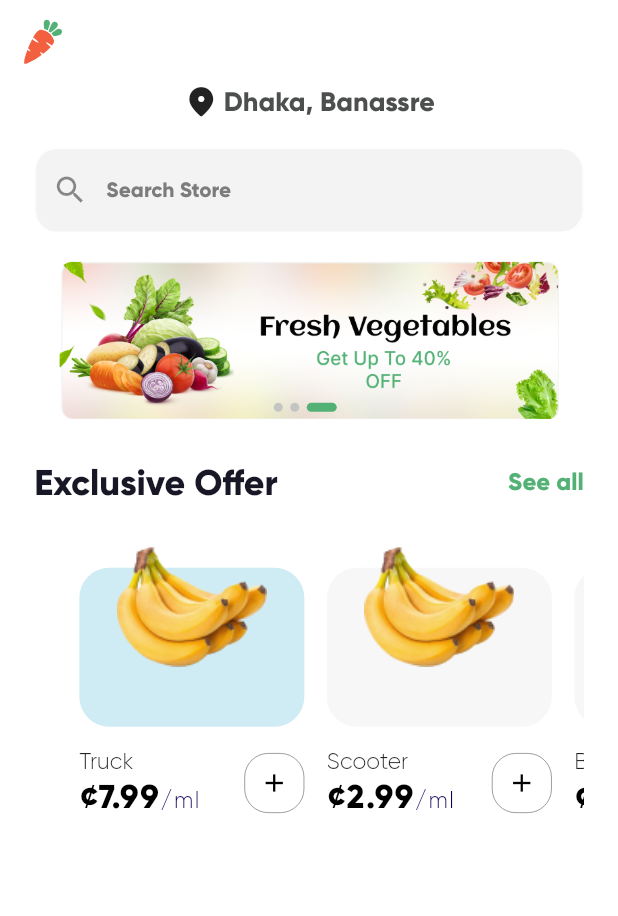
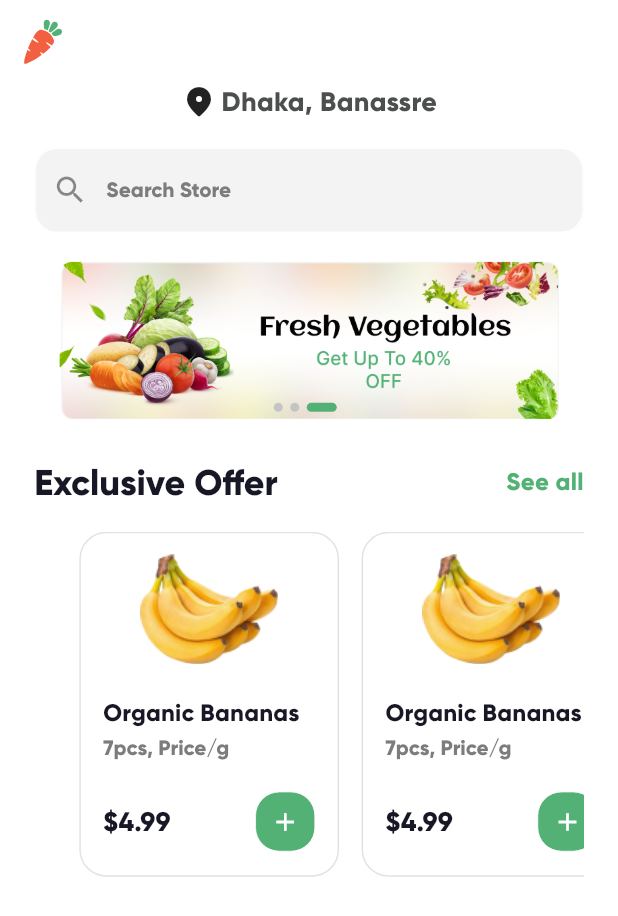
Before and after one commit to cr34t1ve/food_app, a Flutter app: the screen it shows after launch, on a phone screen of 412 x 824 dp. Shown: the top 916 px of the screen. Run offline on Flutter 3.47's test engine with Material 2 defaults, Android fonts, the phone set to English and light mode, and no system bars; our stand-ins replace flutter_svg.

Commit message:
quick order card edited

```diff
--- a/lib/components/quickOrderCard.dart
+++ b/lib/components/quickOrderCard.dart
@@ -1,4 +1,5 @@
 import 'package:flutter/material.dart';
+import 'package:food_app/utils/size_config.dart';
 
 class QuickOrderCard extends StatefulWidget {
   const QuickOrderCard(
@@ -24,75 +25,72 @@ class _QuickOrderCardState extends State<QuickOrderCard> {
   @override
   Widget build(BuildContext context) {
     return Container(
-      width: 150.0,
-      height: 218.0,
+      padding: EdgeInsets.symmetric(
+          vertical: getProportionateScreenHeight(15.0),
+          horizontal: getProportionateScreenWidth(15.0)),
+      width: getProportionateScreenWidth(174.0),
+      height: getProportionateScreenHeight(250.0),
+      decoration: BoxDecoration(
+        border: Border.all(color: Color(0xFFE2E2E2), width: 1.0),
+        borderRadius: BorderRadius.circular(18),
+      ),
       child: Column(
-        crossAxisAlignment: CrossAxisAlignment.start,
+        // crossAxisAlignment: CrossAxisAlignment.start,
         children: [
-          Container(
-            height: 130.0,
-            width: 150.0,
-            child: Stack(
+          Row(
+            mainAxisAlignment: MainAxisAlignment.center,
             children: [
-                Positioned(
-                  bottom: 0.0,
-                  child: Container(
-                      width: 150.0,
-                      height: 106.0,
-                      decoration: BoxDecoration(
-                          color: widget.backgroundColor,
-                          borderRadius: BorderRadius.circular(20.0))),
-                ),
-                Positioned(
-                  top: 0.0,
-                  left: 0.0,
-                  right: 0.0,
-                  child: Image.asset(
-                    widget.image!,
-                    height: 100.0,
-                  ),
+              Image.asset(
+                'assets/images/banana.png',
+                width: getProportionateScreenWidth(100.0),
+                height: getProportionateScreenHeight(80.0),
               )
             ],
           ),
+          SizedBox(
+            height: getProportionateScreenHeight(25.0),
+          ),
+          Row(
+            children: [
+              Text(
+                'Organic Bananas',
+                style: Theme.of(context).textTheme.subtitle2,
+              )
+            ],
           ),
           SizedBox(
-            height: 15.0,
+            height: getProportionateScreenHeight(5.0),
+          ),
+          Row(
+            children: [
+              Text(
+                '7pcs, Price/g',
+                style: Theme.of(context).textTheme.headline5,
+              )
+            ],
+          ),
+          SizedBox(
+            height: getProportionateScreenHeight(22.0),
           ),
           Row(
             mainAxisAlignment: MainAxisAlignment.spaceBetween,
             children: [
               Column(
-                crossAxisAlignment: CrossAxisAlignment.start,
+                children: [
+                  Row(
+                    mainAxisAlignment: MainAxisAlignment.start,
+                    crossAxisAlignment: CrossAxisAlignment.center,
                     children: [
                       Text(
-                    widget.vehicle!,
-                    style:
-                        TextStyle(fontSize: 15.0, fontWeight: FontWeight.w500),
+                        '\$4.99',
+                        style: Theme.of(context).textTheme.bodyText2,
                       ),
-                  RichText(
-                    text: TextSpan(
-                      // Note: Styles for TextSpans must be explicitly defined.
-                      // Child text spans will inherit styles from parent
-                      style: TextStyle(
-                          fontWeight: FontWeight.w600,
-                          letterSpacing: 1.1,
-                          fontFamily: 'Gilroy',
-                          fontSize: 22,
-                          color: Colors.black),
-                      children: <TextSpan>[
-                        TextSpan(text: '\u00A2${widget.price}'),
-                        TextSpan(
-                            text: '/ml',
-                            style: TextStyle(
-                                fontFamily: 'Gilroy',
-                                color: Color(0xFF0C025C),
-                                fontSize: 15,
-                                fontWeight: FontWeight.w500)),
+                    ],
+                  )
                 ],
               ),
-                  ),
-                ],
-              ),
+              Row(
+                children: [
                   GestureDetector(
                     onTap: () {
                       setState(() {
@@ -104,21 +102,23 @@ class _QuickOrderCardState extends State<QuickOrderCard> {
                       height: 40.0,
                       width: 40.0,
                       decoration: BoxDecoration(
-                      color: isAdded ? Colors.black : Colors.white,
+                          color: isAdded ? Colors.white : Color(0xFF53B175),
                           borderRadius: BorderRadius.circular(16),
                           border: Border.all(
                               color: isAdded
-                              ? Colors.white
-                              : Colors.black.withOpacity(0.5),
+                                  ? Colors.black.withOpacity(0.5)
+                                  : Colors.white,
                               width: 0.5)),
                       child: Center(
                         child: Icon(
                           isAdded ? Icons.remove : Icons.add,
-                      color: isAdded ? Colors.white : Colors.black,
+                          color: isAdded ? Colors.black : Colors.white,
                           size: 20,
                         ),
                       ),
                     ),
+                  ),
+                ],
               )
             ],
           ),
--- a/lib/main.dart
+++ b/lib/main.dart
@@ -67,12 +67,25 @@ class MyApp extends StatelessWidget {
                   fontSize: getProportionateScreenWidth(16.0),
                   fontWeight: FontWeight.w700,
                   color: Color(0xFF7C7C7C)),
+              headline5: TextStyle(
+                  fontSize: getProportionateScreenWidth(14),
+                  fontWeight: FontWeight.w600,
+                  color: Color(0xFF7C7C7C)),
               bodyText1: TextStyle(
                   fontSize: getProportionateScreenWidth(16.0),
                   fontWeight: FontWeight.w600,
                   color: Color(0xFF7C7C7C)),
+              bodyText2: TextStyle(
+                  fontSize: getProportionateScreenWidth(18.0),
+                  fontWeight: FontWeight.w600,
+                  letterSpacing: 0.2,
+                  color: Color(0xFF181725)),
               subtitle1: TextStyle(
                   fontSize: getProportionateScreenWidth(14),
+                  fontWeight: FontWeight.w600,
+                  color: Color(0xFF181725)),
+              subtitle2: TextStyle(
+                  fontSize: getProportionateScreenWidth(16.0),
                   fontWeight: FontWeight.w600,
                   color: Color(0xFF181725)))),
       debugShowCheckedModeBanner: false,
```
Lines whose indentation alone changed are shown as unchanged.
